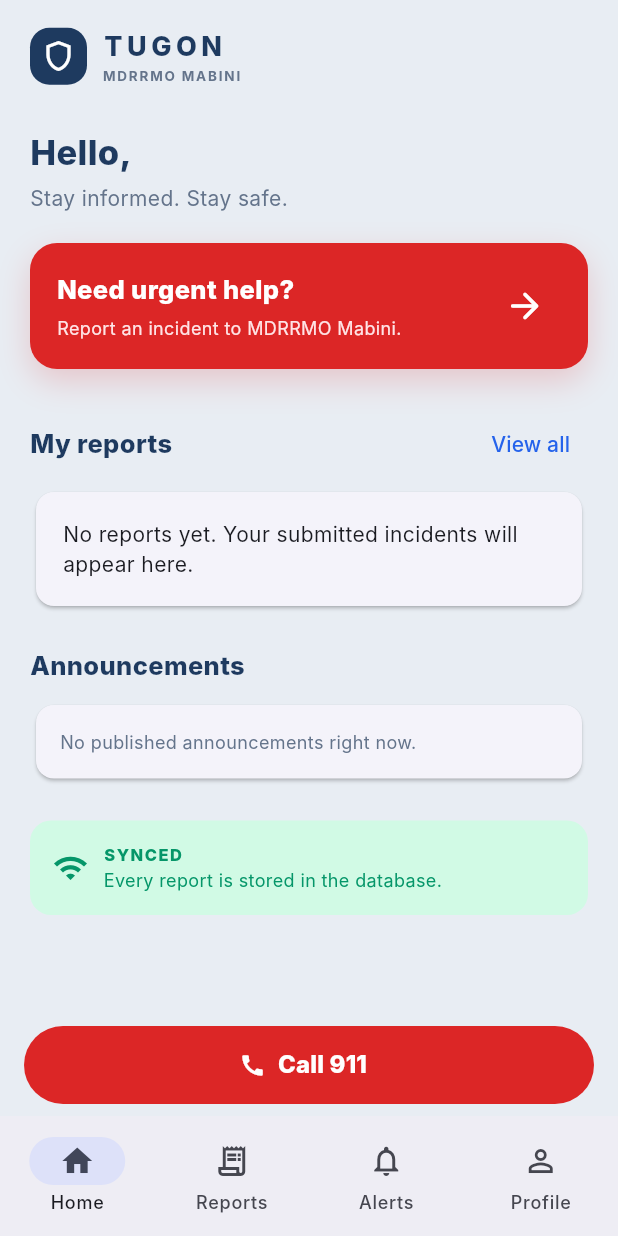
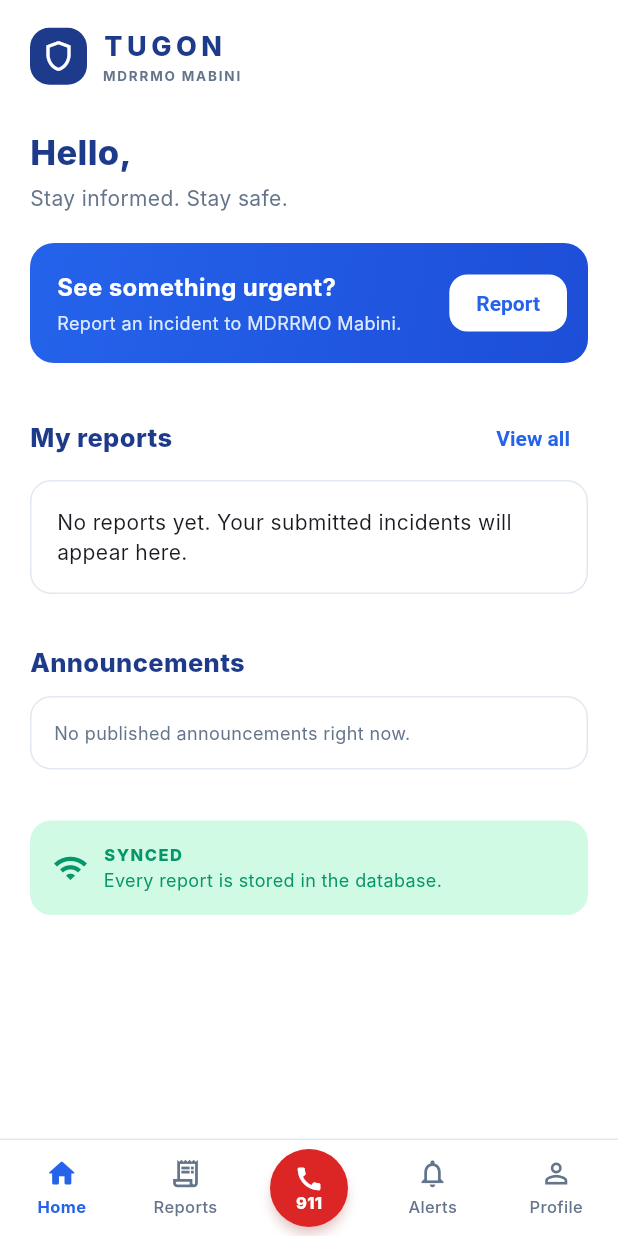
Before and after one commit to jerricflores1004-dot/unofficial-tugon, a Flutter app: the HomeScreen screen opened directly, on a phone screen of 412 x 824 dp. Run offline on Flutter 3.47's test engine with Material 3 defaults, Android fonts, the phone set to English and light mode, and no system bars; our stand-ins replace dio, firebase_core, firebase_messaging, flutter_dotenv, flutter_riverpod, geolocator and 4 more; accounts and stored records are empty; Roboto replaces fonts that are missing (Inter).

Commit message:
App: auto-detect barangay, white and blue UI, 911 icon in bottom nav
- "Use my current location" now fills the Barangay field from the GPS
  point (OpenStreetMap reverse geocoding); the resident can still edit it.
- New light theme: white surfaces, blue buttons and accents, compact
  44 px buttons, outlined cards and inputs. The app stays light even
  when the phone is in dark mode.
- Home: blue "See something urgent?" card with a small Report button.
- Bottom navigation: Home, Reports, 911, Alerts, Profile, with 911 as a
  round red icon in the middle. The login screen shows the same icon.
- Resident screens now respect the status bar (logo was under it).

Co-Authored-By: Claude Opus 5.5 <noreply@anthropic.com>

```diff
--- a/mobile/lib/core/api.dart
+++ b/mobile/lib/core/api.dart
@@ -136,6 +136,37 @@ class TugonApi {
     return (response as Map)['id'].toString();
   }
 
+  /// The barangay at a GPS point, from OpenStreetMap's reverse geocoder.
+  /// Returns null when offline or unknown; the resident can always type it.
+  /// shortcut: public Nominatim allows ~1 request/second, fine for one tap per report;
+  /// move to a self-hosted geocoder or a barangay boundary table if usage grows.
+  Future<String?> barangayAt(double latitude, double longitude) async {
+    try {
+      final response = await Dio().get(
+          'https://nominatim.openstreetmap.org/reverse',
+          queryParameters: {
+            'format': 'jsonv2',
+            'lat': latitude,
+            'lon': longitude,
+            'zoom': 18,
+            'addressdetails': 1,
+          },
+          options: Options(
+              headers: {'User-Agent': 'TUGON-Mabini/1.0', 'Accept-Language': 'en'},
+              receiveTimeout: const Duration(seconds: 8)));
+      final address = (response.data as Map?)?['address'];
+      if (address is! Map) return null;
+      // In Mabini, OSM tags barangays as "quarter" or "village"; try the most specific first.
+      for (final key in ['quarter', 'village', 'suburb', 'neighbourhood', 'hamlet']) {
+        final value = address[key];
+        if (value is String && value.trim().isNotEmpty) return value.trim();
+      }
+      return null;
+    } catch (_) {
+      return null;
+    }
+  }
+
   /// Asks the server to run AI severity triage and auto-dispatch. Call it after
   /// the photos are uploaded so the AI can look at them. Callers fire and
   /// forget: a failure never blocks the report, and admins can re-run triage.
--- a/mobile/lib/core/theme.dart
+++ b/mobile/lib/core/theme.dart
@@ -1,6 +1,87 @@
 import 'package:flutter/material.dart';
 
+/// TUGON colours: white surfaces with a blue accent. Red is kept for 911 and errors only.
 class TugonColors {
-  static const navy = Color(0xFF1E3A5F); static const blue = Color(0xFF2563EB); static const emergency = Color(0xFFDC2626); static const canvas = Color(0xFFE8EDF3); static const ink = Color(0xFF1E293B); static const muted = Color(0xFF64748B); static const success = Color(0xFF059669);
+  static const navy = Color(0xFF1E3A8A); // headings
+  static const blue = Color(0xFF2563EB); // buttons, links, active items
+  static const blueSoft = Color(0xFFEFF6FF); // selected / tinted backgrounds
+  static const emergency = Color(0xFFDC2626);
+  static const canvas = Color(0xFFFFFFFF);
+  static const surface = Color(0xFFF8FAFC); // cards and inputs on white
+  static const border = Color(0xFFE2E8F0);
+  static const ink = Color(0xFF0F172A);
+  static const muted = Color(0xFF64748B);
+  static const success = Color(0xFF059669);
 }
-ThemeData tugonTheme(Brightness brightness) => ThemeData(brightness: brightness, useMaterial3: true, fontFamily: 'Inter', scaffoldBackgroundColor: brightness == Brightness.light ? TugonColors.canvas : const Color(0xFF111827), colorScheme: ColorScheme.fromSeed(seedColor: TugonColors.blue, brightness: brightness).copyWith(primary: TugonColors.blue, error: TugonColors.emergency), appBarTheme: const AppBarTheme(centerTitle: false, elevation: 0, backgroundColor: Colors.transparent, foregroundColor: TugonColors.navy), inputDecorationTheme: InputDecorationTheme(filled: true, fillColor: brightness == Brightness.light ? const Color(0xFFF1F5F9) : const Color(0xFF1F2937), border: OutlineInputBorder(borderRadius: BorderRadius.circular(12), borderSide: BorderSide.none), enabledBorder: OutlineInputBorder(borderRadius: BorderRadius.circular(12), borderSide: BorderSide.none), focusedBorder: OutlineInputBorder(borderRadius: BorderRadius.circular(12), borderSide: const BorderSide(color: TugonColors.blue, width: 1.5)), contentPadding: const EdgeInsets.symmetric(horizontal: 16, vertical: 15)));
+
+final _shape = RoundedRectangleBorder(borderRadius: BorderRadius.circular(12));
+const _buttonText = TextStyle(fontSize: 14, fontWeight: FontWeight.w600);
+const _buttonSize = Size(0, 44);
+const _buttonPadding = EdgeInsets.symmetric(horizontal: 18);
+
+/// One light theme for the whole app (the app always uses it, even in phone dark mode).
+ThemeData tugonTheme(Brightness brightness) => ThemeData(
+      brightness: Brightness.light,
+      useMaterial3: true,
+      fontFamily: 'Inter',
+      scaffoldBackgroundColor: TugonColors.canvas,
+      colorScheme: ColorScheme.fromSeed(seedColor: TugonColors.blue).copyWith(
+          primary: TugonColors.blue,
+          surface: TugonColors.canvas,
+          error: TugonColors.emergency),
+      appBarTheme: const AppBarTheme(
+          centerTitle: false,
+          elevation: 0,
+          scrolledUnderElevation: 0,
+          backgroundColor: TugonColors.canvas,
+          foregroundColor: TugonColors.navy,
+          titleTextStyle: TextStyle(
+              fontFamily: 'Inter',
+              fontSize: 18,
+              fontWeight: FontWeight.w700,
+              color: TugonColors.navy)),
+      cardTheme: CardThemeData(
+          color: TugonColors.canvas,
+          elevation: 0,
+          margin: const EdgeInsets.only(bottom: 10),
+          shape: RoundedRectangleBorder(
+              borderRadius: BorderRadius.circular(14),
+              side: const BorderSide(color: TugonColors.border))),
+      filledButtonTheme: FilledButtonThemeData(
+          style: FilledButton.styleFrom(
+              backgroundColor: TugonColors.blue,
+              foregroundColor: Colors.white,
+              minimumSize: _buttonSize,
+              padding: _buttonPadding,
+              textStyle: _buttonText,
+              shape: _shape)),
+      outlinedButtonTheme: OutlinedButtonThemeData(
+          style: OutlinedButton.styleFrom(
+              foregroundColor: TugonColors.blue,
+              minimumSize: _buttonSize,
+              padding: _buttonPadding,
+              textStyle: _buttonText,
+              side: const BorderSide(color: TugonColors.border),
+              shape: _shape)),
+      textButtonTheme: TextButtonThemeData(
+          style: TextButton.styleFrom(
+              foregroundColor: TugonColors.blue, textStyle: _buttonText)),
+      chipTheme: const ChipThemeData(
+          backgroundColor: TugonColors.blueSoft,
+          side: BorderSide.none,
+          labelStyle: TextStyle(color: TugonColors.navy)),
+      snackBarTheme: const SnackBarThemeData(behavior: SnackBarBehavior.floating),
+      inputDecorationTheme: InputDecorationTheme(
+          filled: true,
+          fillColor: TugonColors.surface,
+          prefixIconColor: TugonColors.muted,
+          border: OutlineInputBorder(
+              borderRadius: BorderRadius.circular(12),
+              borderSide: const BorderSide(color: TugonColors.border)),
+          enabledBorder: OutlineInputBorder(
+              borderRadius: BorderRadius.circular(12),
+              borderSide: const BorderSide(color: TugonColors.border)),
+          focusedBorder: OutlineInputBorder(
+              borderRadius: BorderRadius.circular(12),
+              borderSide: const BorderSide(color: TugonColors.blue, width: 1.5)),
+          contentPadding: const EdgeInsets.symmetric(horizontal: 14, vertical: 13)));
--- a/mobile/lib/main.dart
+++ b/mobile/lib/main.dart
@@ -184,7 +184,7 @@ class TugonApp extends ConsumerWidget {
       title: 'TUGON',
       theme: tugonTheme(Brightness.light),
       darkTheme: tugonTheme(Brightness.dark),
-      themeMode: ThemeMode.system,
+      themeMode: ThemeMode.light,
       routerConfig: router,
       debugShowCheckedModeBanner: false,
     );
@@ -459,7 +459,10 @@ class _LoginScreenState extends State<LoginScreen> {
   @override
   Widget build(BuildContext context) => Scaffold(
       // 911 must work before sign-in: no account needed in an emergency.
-      bottomNavigationBar: const SafeArea(child: Emergency911Button()),
+      bottomNavigationBar: const SafeArea(
+          child: Padding(
+              padding: EdgeInsets.only(bottom: 12),
+              child: Center(heightFactor: 1, child: Emergency911Button()))),
       body: SafeArea(
           child: Center(
               child: SingleChildScrollView(
@@ -529,17 +532,15 @@ class _LoginScreenState extends State<LoginScreen> {
                             const SizedBox(height: 22),
                             SizedBox(
                                 width: double.infinity,
-                                height: 54,
                                 child: FilledButton(
                                     onPressed: loading ? null : submitAuth,
-                                    style: FilledButton.styleFrom(
-                                        backgroundColor: TugonColors.blue,
-                                        shape: RoundedRectangleBorder(
-                                            borderRadius: BorderRadius.circular(12))),
                                     child: loading
-                                        ? const CircularProgressIndicator(color: Colors.white)
-                                        : Text(isSignUp ? 'Sign up' : 'Sign in',
-                                            style: const TextStyle(fontWeight: FontWeight.w700)))),
+                                        ? const SizedBox(
+                                            width: 18,
+                                            height: 18,
+                                            child: CircularProgressIndicator(
+                                                color: Colors.white, strokeWidth: 2))
+                                        : Text(isSignUp ? 'Sign up' : 'Sign in'))),
                             const SizedBox(height: 18),
                             Center(
                                 child: TextButton(
@@ -587,35 +588,35 @@ class HomeScreen extends ConsumerWidget {
                       style: TextStyle(color: TugonColors.muted)),
                   const SizedBox(height: 20),
                   Container(
-                      padding: const EdgeInsets.all(18),
+                      padding: const EdgeInsets.fromLTRB(18, 16, 14, 16),
                       decoration: BoxDecoration(
-                          color: TugonColors.emergency,
-                          borderRadius: BorderRadius.circular(18),
-                          boxShadow: const [
-                            BoxShadow(
-                                color: Color(0x33DC2626),
-                                blurRadius: 18,
-                                offset: Offset(0, 8))
-                          ]),
+                          gradient: const LinearGradient(
+                              colors: [Color(0xFF2563EB), Color(0xFF1D4ED8)],
+                              begin: Alignment.topLeft,
+                              end: Alignment.bottomRight),
+                          borderRadius: BorderRadius.circular(16)),
                       child: Row(children: [
                         const Expanded(
                             child: Column(
                                 crossAxisAlignment: CrossAxisAlignment.start,
                                 children: [
-                              Text('Need urgent help?',
+                              Text('See something urgent?',
                                   style: TextStyle(
                                       color: Colors.white,
-                                      fontSize: 17,
-                                      fontWeight: FontWeight.w800)),
-                              SizedBox(height: 5),
+                                      fontSize: 16,
+                                      fontWeight: FontWeight.w700)),
+                              SizedBox(height: 4),
                               Text('Report an incident to MDRRMO Mabini.',
                                   style: TextStyle(
-                                      color: Color(0xFFFFE4E6), fontSize: 12))
+                                      color: Color(0xFFDBEAFE), fontSize: 12))
                             ])),
-                        IconButton(
+                        FilledButton(
                             onPressed: () => context.push('/report'),
-                            icon: const Icon(Icons.arrow_forward_rounded,
-                                color: Colors.white, size: 28))
+                            style: FilledButton.styleFrom(
+                                backgroundColor: Colors.white,
+                                foregroundColor: TugonColors.blue,
+                                minimumSize: const Size(0, 38)),
+                            child: const Text('Report'))
                       ])),
                   const SizedBox(height: 26),
                   Row(
@@ -932,6 +933,19 @@ class _ReportScreenState extends ConsumerState<ReportScreen> {
       setState(() {
         latitude = position.latitude;
         longitude = position.longitude;
+      });
+      // Fill the barangay from the GPS point; the resident can still edit it.
+      final found = await ref
+          .read(apiProvider)
+          .barangayAt(position.latitude, position.longitude);
+      if (!mounted) return;
+      setState(() {
+        if (found != null) {
+          barangay.text = found;
+          locationNote = 'Barangay detected: $found. Edit it if it is wrong.';
+        } else if (barangay.text.trim().isEmpty) {
+          locationNote = 'Could not detect the barangay. Please type it.';
+        }
       });
     } catch (_) {
       if (mounted) {
@@ -1174,7 +1188,7 @@ class _ReportScreenState extends ConsumerState<ReportScreen> {
                                 color: TugonColors.emergency, fontSize: 12))),
                   const SizedBox(height: 30),
                   SizedBox(
-                      height: 54,
+                      width: double.infinity,
                       child: FilledButton.icon(
                           onPressed: saving ? null : () => submit(options),
                           icon: saving
@@ -1467,60 +1481,78 @@ class ResidentScaffold extends StatelessWidget {
   final Widget child;
   final int index;
 
+  static const _routes = ['/', '/reports', '/notifications', '/profile'];
+
+  Widget _tab(BuildContext context, int tab, IconData icon, IconData activeIcon, String label) {
+    final active = tab == index;
+    final color = active ? TugonColors.blue : TugonColors.muted;
+    return Expanded(
+        child: InkWell(
+            onTap: () => context.go(_routes[tab]),
+            child: Column(mainAxisAlignment: MainAxisAlignment.center, children: [
+              Icon(active ? activeIcon : icon, color: color, size: 22),
+              const SizedBox(height: 3),
+              Text(label,
+                  style: TextStyle(
+                      fontSize: 11,
+                      color: color,
+                      fontWeight: active ? FontWeight.w700 : FontWeight.w500)),
+            ])));
+  }
+
   @override
   Widget build(BuildContext context) => Scaffold(
-      body: child,
-      bottomNavigationBar: Column(mainAxisSize: MainAxisSize.min, children: [
-        const Emergency911Button(),
-        NavigationBar(
-          selectedIndex: index,
-          onDestinationSelected: (value) =>
-              context.go(['/', '/reports', '/notifications', '/profile'][value]),
-          destinations: const [
-            NavigationDestination(
-                icon: Icon(Icons.home_outlined),
-                selectedIcon: Icon(Icons.home),
-                label: 'Home'),
-            NavigationDestination(
-                icon: Icon(Icons.receipt_long_outlined),
-                selectedIcon: Icon(Icons.receipt_long),
-                label: 'Reports'),
-            NavigationDestination(
-                icon: Icon(Icons.notifications_none),
-                selectedIcon: Icon(Icons.notifications),
-                label: 'Alerts'),
-            NavigationDestination(
-                icon: Icon(Icons.person_outline),
-                selectedIcon: Icon(Icons.person),
-                label: 'Profile')
-          ])
-      ]));
-}
-
-/// Opens the phone dialer on 911. A phone call uses the cellular network,
-/// so this works without mobile data or Wi-Fi.
+      body: SafeArea(bottom: false, child: child),
+      bottomNavigationBar: Container(
+          decoration: const BoxDecoration(
+              color: Colors.white,
+              border: Border(top: BorderSide(color: TugonColors.border))),
+          child: SafeArea(
+              top: false,
+              child: SizedBox(
+                  height: 64,
+                  child: Row(children: [
+                    _tab(context, 0, Icons.home_outlined, Icons.home_rounded, 'Home'),
+                    _tab(context, 1, Icons.receipt_long_outlined, Icons.receipt_long, 'Reports'),
+                    const Expanded(child: Center(child: Emergency911Button())),
+                    _tab(context, 2, Icons.notifications_none, Icons.notifications, 'Alerts'),
+                    _tab(context, 3, Icons.person_outline, Icons.person, 'Profile'),
+                  ])))));
+}
+
+/// Round red 911 icon. It opens the phone dialer on 911; a phone call uses the
+/// cellular network, so this works without mobile data or Wi-Fi.
 class Emergency911Button extends StatelessWidget {
   const Emergency911Button({super.key});
 
   @override
-  Widget build(BuildContext context) => SafeArea(
-      top: false,
-      bottom: false,
-      child: Padding(
-          padding: const EdgeInsets.fromLTRB(16, 8, 16, 8),
-          child: SizedBox(
-              width: double.infinity,
-              height: 52,
-              child: FilledButton.icon(
-                  style: FilledButton.styleFrom(backgroundColor: const Color(0xFFDC2626)),
-                  onPressed: () async {
+  Widget build(BuildContext context) => Semantics(
+      button: true,
+      label: 'Call 911',
+      child: Material(
+          color: TugonColors.emergency,
+          shape: const CircleBorder(),
+          elevation: 3,
+          shadowColor: const Color(0x66DC2626),
+          child: InkWell(
+              customBorder: const CircleBorder(),
+              onTap: () async {
                 final opened = await launchUrl(Uri(scheme: 'tel', path: '911'));
                 if (!opened && context.mounted) {
                   ScaffoldMessenger.of(context).showSnackBar(const SnackBar(
                       content: Text('Could not open the dialer. Dial 911 directly.')));
                 }
               },
-                  icon: const Icon(Icons.call),
-                  label: const Text('Call 911',
-                      style: TextStyle(fontSize: 16, fontWeight: FontWeight.w800))))));
-}
+              child: const SizedBox(
+                  width: 52,
+                  height: 52,
+                  child: Column(mainAxisAlignment: MainAxisAlignment.center, children: [
+                    Icon(Icons.call, color: Colors.white, size: 20),
+                    Text('911',
+                        style: TextStyle(
+                            color: Colors.white,
+                            fontSize: 11,
+                            fontWeight: FontWeight.w800,
+                            height: 1.1)),
+                  ])))));
+}
```
Lines whose indentation alone changed are shown as unchanged.
